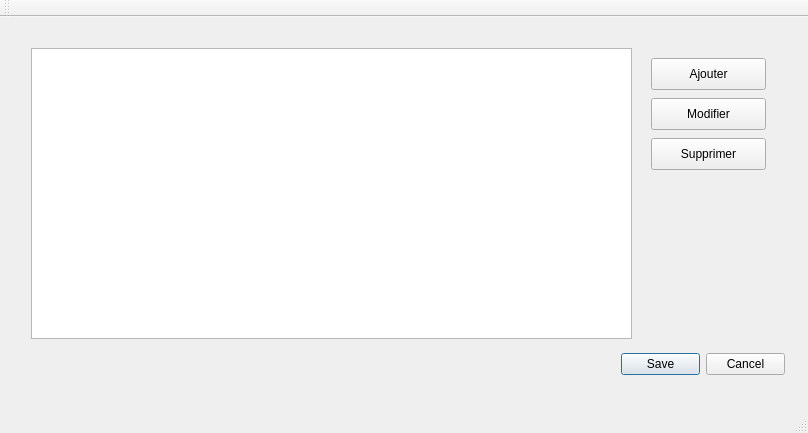
Above: admin-app/mainwindow.ui from BnHrb/beam-rainbow before the change. Below: the same form after it.
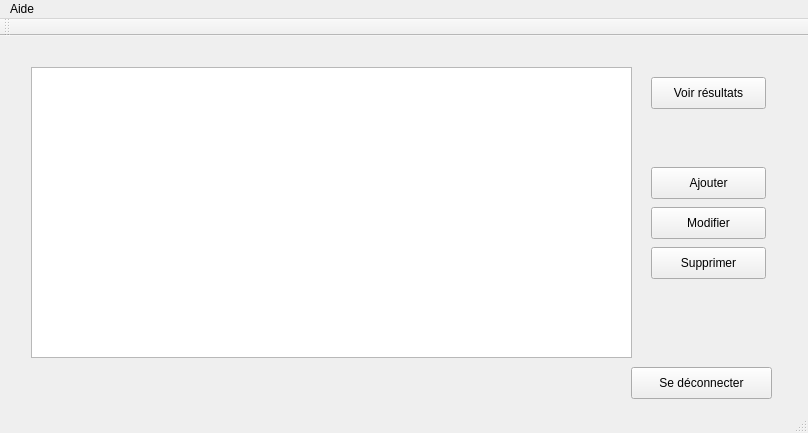
That is the form after the change. The open tabs and pages were chosen to show the change.

Patch:
```diff
--- a/admin-app/mainwindow.ui
+++ b/admin-app/mainwindow.ui
@@ -102,7 +102,7 @@
         <property name="geometry">
          <rect>
           <x>640</x>
-          <y>70</y>
+          <y>160</y>
           <width>115</width>
           <height>32</height>
          </rect>
@@ -115,7 +115,7 @@
         <property name="geometry">
          <rect>
           <x>640</x>
-          <y>110</y>
+          <y>200</y>
           <width>115</width>
           <height>32</height>
          </rect>
@@ -128,7 +128,7 @@
         <property name="geometry">
          <rect>
           <x>640</x>
-          <y>30</y>
+          <y>120</y>
           <width>115</width>
           <height>32</height>
          </rect>
@@ -137,17 +137,30 @@
          <string>Ajouter</string>
         </property>
        </widget>
-       <widget class="QDialogButtonBox" name="buttonBox">
+       <widget class="QPushButton" name="logoutPushButton">
         <property name="geometry">
          <rect>
-          <x>610</x>
+          <x>620</x>
           <y>320</y>
-          <width>164</width>
+          <width>141</width>
           <height>32</height>
          </rect>
         </property>
-        <property name="standardButtons">
-         <set>QDialogButtonBox::Cancel|QDialogButtonBox::Save</set>
+        <property name="text">
+         <string>Se déconnecter</string>
+        </property>
+       </widget>
+       <widget class="QPushButton" name="pushButton_2">
+        <property name="geometry">
+         <rect>
+          <x>640</x>
+          <y>30</y>
+          <width>115</width>
+          <height>32</height>
+         </rect>
+        </property>
+        <property name="text">
+         <string>Voir résultats</string>
         </property>
        </widget>
       </widget>
@@ -280,6 +293,12 @@
      <height>22</height>
     </rect>
    </property>
+   <widget class="QMenu" name="menuAide">
+    <property name="title">
+     <string>Aide</string>
+    </property>
+   </widget>
+   <addaction name="menuAide"/>
   </widget>
   <widget class="QToolBar" name="mainToolBar">
    <attribute name="toolBarArea">
```
Left out of the diff: 8 changed lines with no effect on the pictures.
